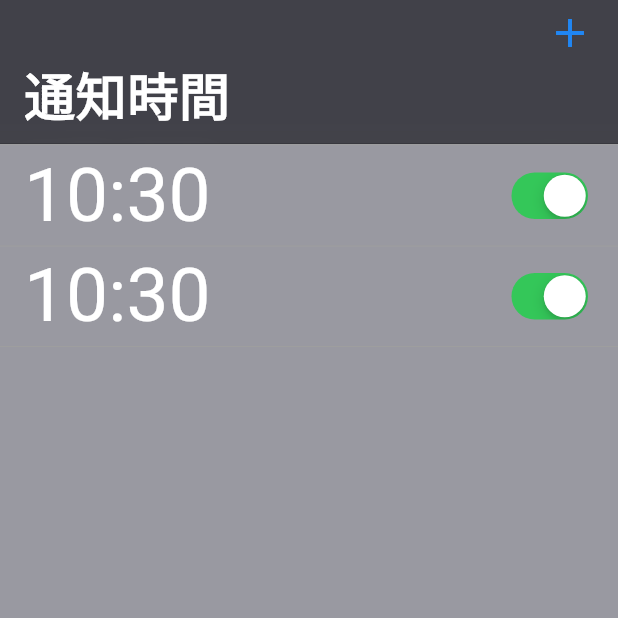
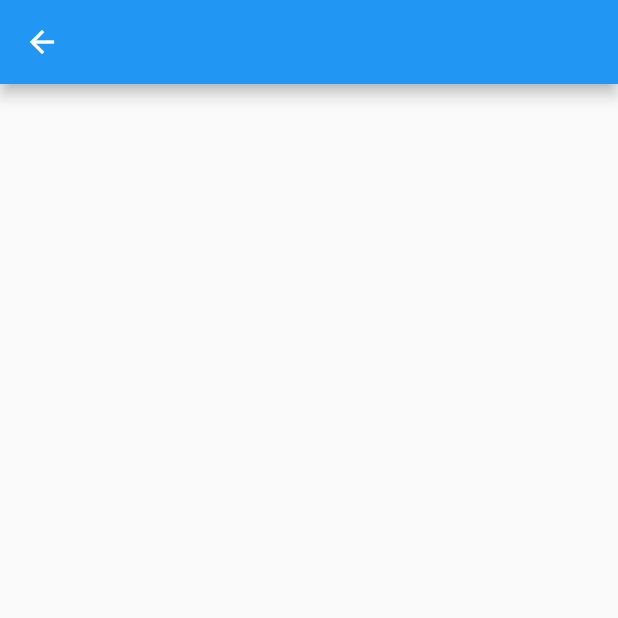
Before and after one commit to hashimo000/famous_quote_app, a Flutter app: the screen it shows after launch, after a tap on the "add" icon, on a phone screen of 412 x 824 dp, the top half of it. Run offline on Flutter 3.47's test engine with Material 2 defaults, Android fonts, the phone set to English and light mode, and no system bars; drawn by our look-alikes of flutter_slidable; our stand-ins replace flutter_local_notifications.

Commit message:
Navigator to AddEditAlarmPage

```diff
--- /dev/null
+++ b/lib/pages/add_edit_alarm_page.dart
@@ -0,0 +1,18 @@
+import 'package:flutter/cupertino.dart';
+import 'package:flutter/material.dart';
+
+class AddEditAlarmPage extends StatefulWidget {
+  const AddEditAlarmPage({super.key});
+
+  @override
+  State<AddEditAlarmPage> createState() => _AddEditAlarmPageState();
+}
+
+class _AddEditAlarmPageState extends State<AddEditAlarmPage> {
+  @override
+  Widget build(BuildContext context) {
+    return Scaffold(
+      appBar: AppBar(),
+    );
+  }
+}
--- a/lib/pages/home_page.dart
+++ b/lib/pages/home_page.dart
@@ -1,5 +1,6 @@
 import 'package:famous_quote_app/alarm.dart';
 import 'package:famous_quote_app/main.dart';
+import 'package:famous_quote_app/pages/add_edit_alarm_page.dart';
 import 'package:flutter/cupertino.dart';
 import 'package:flutter/material.dart';
 import 'package:flutter/widgets.dart';
@@ -38,7 +39,9 @@ class _MyHomePageState extends State<MyHomePage> {
               trailing: GestureDetector(
                 child: const Icon(Icons.add,
                     color: Color.fromARGB(255, 32, 134, 243)),
-                onTap: () {},
+                onTap: () {
+                  Navigator.push(context, MaterialPageRoute(builder: (context) => AddEditAlarmPage()));
+                },
               ),
             ),
             SliverList(
@@ -70,6 +73,7 @@ class _MyHomePageState extends State<MyHomePage> {
 
                             icon: Icons.delete,
                             label: '削除',
+
                           ),
                           // 他のアクションも同様に追加できます。
                         ],
```
